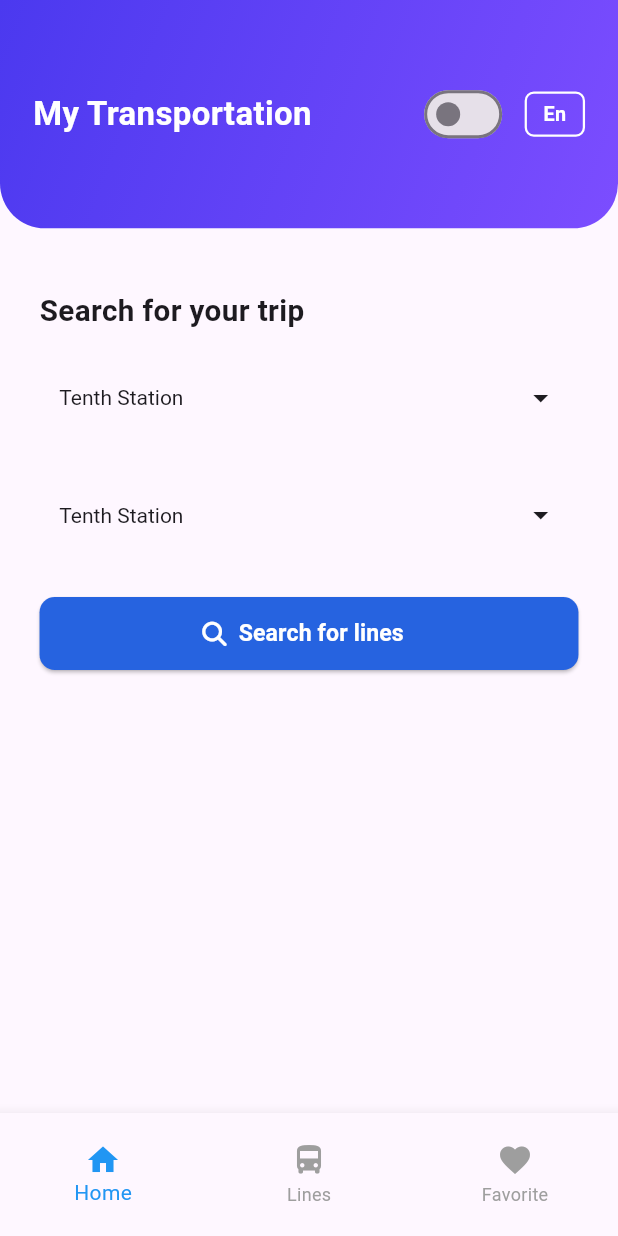
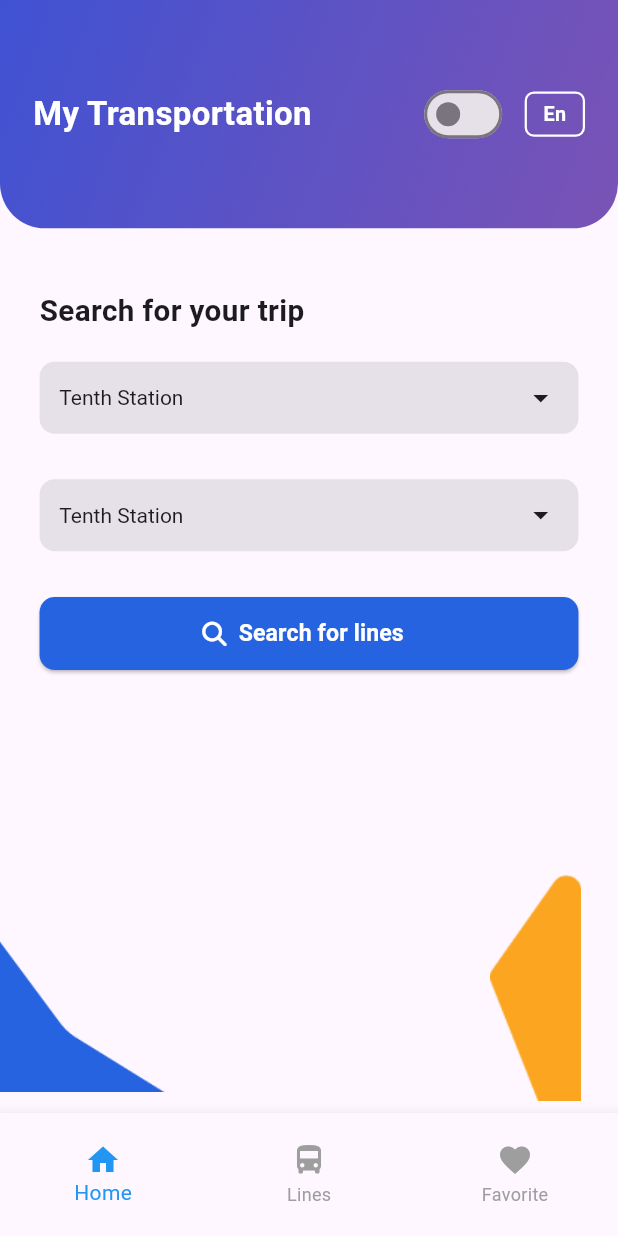
Before and after one commit to MohamedHussein20/graduation, a Flutter app: the screen it shows after launch, on a phone screen of 412 x 824 dp. Run offline on Flutter 3.47's test engine with Material 3 defaults, Android fonts, the light colour scheme and no system bars; our stand-ins replace flutter_screenutil, font_awesome_flutter.

Commit message:
add decoration to search screen

```diff
--- a/lib/features/search/presentation/search_screen.dart
+++ b/lib/features/search/presentation/search_screen.dart
@@ -2,7 +2,6 @@ import 'package:flutter/material.dart';
 import 'package:flutter_screenutil/flutter_screenutil.dart';
 import 'package:font_awesome_flutter/font_awesome_flutter.dart';
 import 'package:graduation_app/core/utils/theme_provider.dart';
-import 'package:graduation_app/features/constants.dart';
 import 'package:provider/provider.dart';
 
 class SearchScreen extends StatefulWidget {
@@ -28,8 +27,8 @@ class _SearchScreenState extends State<SearchScreen> {
               decoration: const BoxDecoration(
                 gradient: LinearGradient(
                   colors: [
-                    Color(0xFF4B39EF),
-                    Color(0xFF7C4DFF),
+                    Color(0xFF4052D3),
+                    Color(0xFF7A53B5),
                   ],
                   begin: Alignment.topLeft,
                   end: Alignment.bottomRight,
@@ -106,11 +105,12 @@ class _SearchScreenState extends State<SearchScreen> {
                   ),
                   SizedBox(height: 20.h),
 
-                  // Dropdown background adapts to theme
                   Container(
                     padding: EdgeInsets.symmetric(horizontal: 12.w),
                     decoration: BoxDecoration(
-                      color: Theme.of(context).colorScheme.surface,
+                      color: Theme.of(
+                        context,
+                      ).colorScheme.surfaceContainerHighest,
                       borderRadius: BorderRadius.circular(10.r),
                     ),
                     child: DropdownButtonHideUnderline(
@@ -143,7 +143,9 @@ class _SearchScreenState extends State<SearchScreen> {
                   Container(
                     padding: EdgeInsets.symmetric(horizontal: 12.w),
                     decoration: BoxDecoration(
-                      color: Theme.of(context).colorScheme.surface,
+                      color: Theme.of(
+                        context,
+                      ).colorScheme.surfaceContainerHighest,
                       borderRadius: BorderRadius.circular(10.r),
                     ),
                     child: DropdownButtonHideUnderline(
@@ -202,6 +204,20 @@ class _SearchScreenState extends State<SearchScreen> {
                 ],
               ),
             ),
+            SizedBox(height: 60.h),
+            Row(
+              mainAxisAlignment: MainAxisAlignment.spaceBetween,
+              children: [
+                Image.asset(
+                  "assets/images/blue_corner.png",
+                  width: 100.w,
+                ),
+                Image.asset(
+                  "assets/images/yellow_corner.png",
+                  width: 100.w,
+                ),
+              ],
+            ),
           ],
         ),
       ),
--- a/pubspec.yaml
+++ b/pubspec.yaml
@@ -50,9 +50,8 @@ flutter:
   # the material Icons class.
   uses-material-design: true
   # To add assets to your application, add an assets section, like this:
-  # assets:
-  #   - images/a_dot_burr.jpeg
-  #   - images/a_dot_ham.jpeg
+  assets:
+    - assets/images/
   # An image asset can refer to one or more resolution-specific "variants", see
   # https://flutter.dev/to/resolution-aware-images
   # For details regarding adding assets from package dependencies, see
```
Also changed, not shown: assets/images/blue_corner.png (added), assets/images/yellow_corner.png (added).
